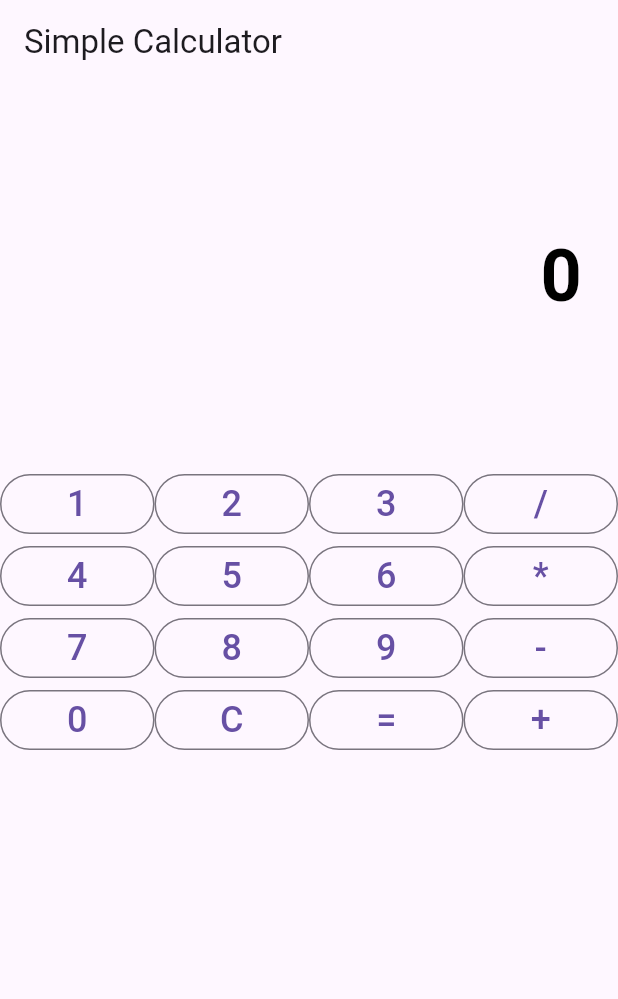
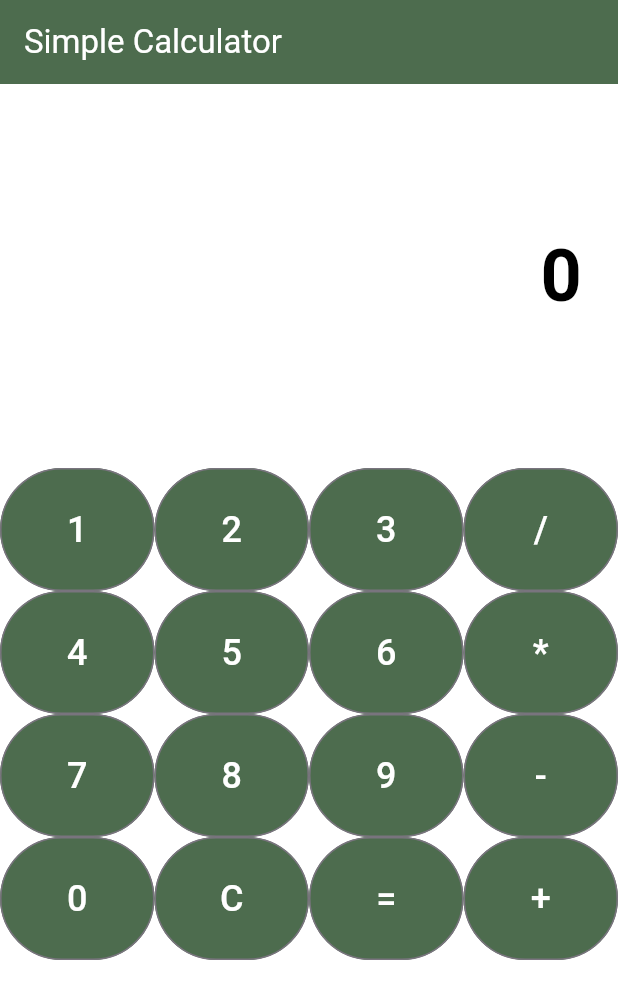
Before and after one commit to zainabsirajo50/homework_2, a Flutter app: the screen it shows after launch, on a phone screen of 412 x 824 dp. Shown: the top 999 px of the screen. Run offline on Flutter 3.47's test engine with Material 3 defaults, Android fonts, the phone set to English and light mode, and no system bars.

Commit message:
Style Customizations

```diff
--- a/lib/main.dart
+++ b/lib/main.dart
@@ -10,7 +10,8 @@ class CalculatorApp extends StatelessWidget {
     return MaterialApp(
       title: 'Simple Calculator',
       theme: ThemeData(
-        primarySwatch: Colors.blue,
+        primarySwatch: Colors.green,
+        scaffoldBackgroundColor: const Color.fromARGB(255, 255, 255, 255),
       ),
       home: CalculatorHomePage(),
     );
@@ -101,6 +102,12 @@ class _CalculatorHomePageState extends State<CalculatorHomePage> {
   Widget _buildButton(String label) {
     return Expanded(
       child: OutlinedButton(
+        style: OutlinedButton.styleFrom(
+          backgroundColor: const Color.fromARGB(255, 77, 108, 78),
+          foregroundColor: Colors.white,
+          padding: EdgeInsets.all(24),
+        ),
+
         onPressed: () => _onButtonPressed(label),
         child: Text(
           label,
@@ -115,6 +122,8 @@ class _CalculatorHomePageState extends State<CalculatorHomePage> {
     return Scaffold(
       appBar: AppBar(
         title: Text('Simple Calculator'),
+        backgroundColor: const Color.fromARGB(255, 77, 108, 78),
+        foregroundColor: Colors.white,
       ),
       body: Column(
         children: <Widget>[
@@ -124,7 +133,11 @@ class _CalculatorHomePageState extends State<CalculatorHomePage> {
               padding: EdgeInsets.symmetric(horizontal: 24),
               child: Text(
                 _displayText,
-                style: TextStyle(fontSize: 48, fontWeight: FontWeight.bold, color: _hasError ? Colors.red : Colors.black),
+                style: TextStyle(
+                  fontSize: 48,
+                  fontWeight: FontWeight.bold,
+                  color: _hasError ? Colors.red : Colors.black // if dividing by zero change result color to red
+                ),
               ),
             ),
           ),
```
